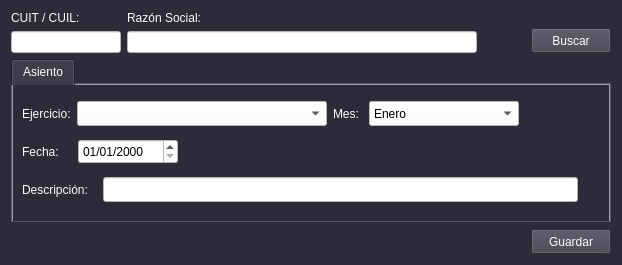
First picture: the form in form_asiento.ui, repository lriccombene/sgc1, before the edit.
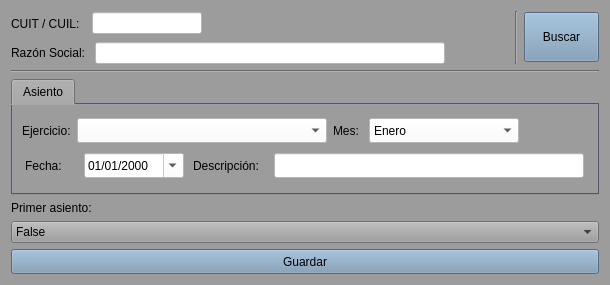
Second picture: the form after the edit.

The edit to the form file:
```diff
--- a/form_asiento.ui
+++ b/form_asiento.ui
@@ -6,33 +6,73 @@
    <rect>
     <x>0</x>
     <y>0</y>
-    <width>622</width>
-    <height>265</height>
+    <width>610</width>
+    <height>285</height>
    </rect>
   </property>
+  <property name="minimumSize">
+   <size>
+    <width>610</width>
+    <height>265</height>
+   </size>
+  </property>
+  <property name="maximumSize">
+   <size>
+    <width>610</width>
+    <height>285</height>
+   </size>
+  </property>
   <property name="windowTitle">
    <string>Asiento</string>
   </property>
   <property name="styleSheet">
-   <string notr="true">color: rgb(3, 3, 3);
-background-color: rgb(44, 43, 58);
-font: 10pt &quot;Liberation Sans&quot;;
-color: rgb(252, 252, 252);
-selection-background-color: rgb(155, 155, 185);</string>
+   <string notr="true">font: 10pt &quot;Liberation Sans&quot;;
+color: rgb(0, 0, 0);
+background-color: rgb(156, 156, 156);
+selection-background-color: rgb(164, 190, 221);
+selection-color: rgb(0, 0, 0);</string>
   </property>
   <layout class="QGridLayout" name="gridLayout_2">
-   <item row="0" column="0">
-    <layout class="QHBoxLayout" name="horizontalLayout_15">
+   <item row="4" column="0">
+    <widget class="QComboBox" name="cbx_primer_asiento">
      <item>
-      <layout class="QVBoxLayout" name="verticalLayout_2">
+      <property name="text">
+       <string>False</string>
+      </property>
+     </item>
        <item>
+      <property name="text">
+       <string>True</string>
+      </property>
+     </item>
+    </widget>
+   </item>
+   <item row="0" column="0">
+    <layout class="QHBoxLayout" name="horizontalLayout_9">
+     <item>
+      <layout class="QGridLayout" name="gridLayout_3">
+       <item row="0" column="0">
+        <layout class="QGridLayout" name="gridLayout_4">
+         <item row="0" column="0">
         <widget class="QLabel" name="label_15">
+           <property name="minimumSize">
+            <size>
+             <width>75</width>
+             <height>25</height>
+            </size>
+           </property>
+           <property name="maximumSize">
+            <size>
+             <width>75</width>
+             <height>16777215</height>
+            </size>
+           </property>
          <property name="text">
           <string>CUIT / CUIL: </string>
          </property>
         </widget>
        </item>
-       <item>
+         <item row="0" column="1">
         <widget class="QLineEdit" name="lne_cuit">
          <property name="minimumSize">
           <size>
@@ -55,12 +95,200 @@
          </property>
         </widget>
        </item>
-      </layout>
-     </item>
-     <item>
-      <layout class="QVBoxLayout" name="verticalLayout_3">
-       <item>
+         <item row="0" column="2">
+          <spacer name="horizontalSpacer_18">
+           <property name="orientation">
+            <enum>Qt::Horizontal</enum>
+           </property>
+           <property name="sizeHint" stdset="0">
+            <size>
+             <width>40</width>
+             <height>20</height>
+            </size>
+           </property>
+          </spacer>
+         </item>
+         <item row="0" column="3">
+          <spacer name="horizontalSpacer_5">
+           <property name="orientation">
+            <enum>Qt::Horizontal</enum>
+           </property>
+           <property name="sizeHint" stdset="0">
+            <size>
+             <width>40</width>
+             <height>20</height>
+            </size>
+           </property>
+          </spacer>
+         </item>
+         <item row="0" column="4">
+          <spacer name="horizontalSpacer_17">
+           <property name="orientation">
+            <enum>Qt::Horizontal</enum>
+           </property>
+           <property name="sizeHint" stdset="0">
+            <size>
+             <width>40</width>
+             <height>20</height>
+            </size>
+           </property>
+          </spacer>
+         </item>
+         <item row="0" column="5">
+          <spacer name="horizontalSpacer_16">
+           <property name="orientation">
+            <enum>Qt::Horizontal</enum>
+           </property>
+           <property name="sizeHint" stdset="0">
+            <size>
+             <width>40</width>
+             <height>20</height>
+            </size>
+           </property>
+          </spacer>
+         </item>
+         <item row="0" column="6">
+          <spacer name="horizontalSpacer_10">
+           <property name="orientation">
+            <enum>Qt::Horizontal</enum>
+           </property>
+           <property name="sizeHint" stdset="0">
+            <size>
+             <width>40</width>
+             <height>20</height>
+            </size>
+           </property>
+          </spacer>
+         </item>
+         <item row="0" column="7">
+          <spacer name="horizontalSpacer_15">
+           <property name="orientation">
+            <enum>Qt::Horizontal</enum>
+           </property>
+           <property name="sizeHint" stdset="0">
+            <size>
+             <width>40</width>
+             <height>20</height>
+            </size>
+           </property>
+          </spacer>
+         </item>
+         <item row="0" column="8">
+          <spacer name="horizontalSpacer_13">
+           <property name="orientation">
+            <enum>Qt::Horizontal</enum>
+           </property>
+           <property name="sizeHint" stdset="0">
+            <size>
+             <width>40</width>
+             <height>20</height>
+            </size>
+           </property>
+          </spacer>
+         </item>
+         <item row="0" column="9">
+          <spacer name="horizontalSpacer_11">
+           <property name="orientation">
+            <enum>Qt::Horizontal</enum>
+           </property>
+           <property name="sizeHint" stdset="0">
+            <size>
+             <width>40</width>
+             <height>20</height>
+            </size>
+           </property>
+          </spacer>
+         </item>
+         <item row="0" column="10">
+          <spacer name="horizontalSpacer_14">
+           <property name="orientation">
+            <enum>Qt::Horizontal</enum>
+           </property>
+           <property name="sizeHint" stdset="0">
+            <size>
+             <width>40</width>
+             <height>20</height>
+            </size>
+           </property>
+          </spacer>
+         </item>
+         <item row="0" column="11">
+          <spacer name="horizontalSpacer_12">
+           <property name="orientation">
+            <enum>Qt::Horizontal</enum>
+           </property>
+           <property name="sizeHint" stdset="0">
+            <size>
+             <width>40</width>
+             <height>20</height>
+            </size>
+           </property>
+          </spacer>
+         </item>
+         <item row="0" column="12">
+          <spacer name="horizontalSpacer_9">
+           <property name="orientation">
+            <enum>Qt::Horizontal</enum>
+           </property>
+           <property name="sizeHint" stdset="0">
+            <size>
+             <width>40</width>
+             <height>20</height>
+            </size>
+           </property>
+          </spacer>
+         </item>
+         <item row="0" column="13">
+          <spacer name="horizontalSpacer_8">
+           <property name="orientation">
+            <enum>Qt::Horizontal</enum>
+           </property>
+           <property name="sizeHint" stdset="0">
+            <size>
+             <width>40</width>
+             <height>20</height>
+            </size>
+           </property>
+          </spacer>
+         </item>
+         <item row="0" column="14">
+          <spacer name="horizontalSpacer_4">
+           <property name="orientation">
+            <enum>Qt::Horizontal</enum>
+           </property>
+           <property name="sizeHint" stdset="0">
+            <size>
+             <width>40</width>
+             <height>20</height>
+            </size>
+           </property>
+          </spacer>
+         </item>
+         <item row="0" column="15">
+          <spacer name="horizontalSpacer_2">
+           <property name="orientation">
+            <enum>Qt::Horizontal</enum>
+           </property>
+           <property name="sizeHint" stdset="0">
+            <size>
+             <width>40</width>
+             <height>20</height>
+            </size>
+           </property>
+          </spacer>
+         </item>
+        </layout>
+       </item>
+       <item row="1" column="0">
+        <layout class="QHBoxLayout" name="horizontalLayout_8">
+         <item alignment="Qt::AlignLeft">
         <widget class="QLabel" name="label_16">
+           <property name="maximumSize">
+            <size>
+             <width>85</width>
+             <height>16777215</height>
+            </size>
+           </property>
          <property name="text">
           <string>Razón Social: </string>
          </property>
@@ -86,10 +314,21 @@
          </property>
         </widget>
        </item>
-      </layout>
+         <item>
+          <spacer name="horizontalSpacer_6">
+           <property name="orientation">
+            <enum>Qt::Horizontal</enum>
+           </property>
+           <property name="sizeHint" stdset="0">
+            <size>
+             <width>40</width>
+             <height>20</height>
+            </size>
+           </property>
+          </spacer>
      </item>
      <item>
-      <spacer name="horizontalSpacer">
+          <spacer name="horizontalSpacer_3">
        <property name="orientation">
         <enum>Qt::Horizontal</enum>
        </property>
@@ -101,22 +340,33 @@
        </property>
       </spacer>
      </item>
-     <item alignment="Qt::AlignBottom">
+        </layout>
+       </item>
+      </layout>
+     </item>
+     <item>
+      <widget class="Line" name="line_2">
+       <property name="orientation">
+        <enum>Qt::Vertical</enum>
+       </property>
+      </widget>
+     </item>
+     <item>
       <widget class="QPushButton" name="btn_buscar">
        <property name="minimumSize">
         <size>
-         <width>0</width>
-         <height>25</height>
+         <width>75</width>
+         <height>50</height>
         </size>
        </property>
        <property name="maximumSize">
         <size>
-         <width>16777215</width>
-         <height>25</height>
+         <width>75</width>
+         <height>50</height>
         </size>
        </property>
        <property name="styleSheet">
-        <string notr="true">background-color: rgb(64, 63, 78);</string>
+        <string notr="true">background-color: rgb(119, 149, 177);</string>
        </property>
        <property name="text">
         <string>Buscar</string>
@@ -126,6 +376,35 @@
     </layout>
    </item>
    <item row="1" column="0">
+    <widget class="Line" name="line">
+     <property name="orientation">
+      <enum>Qt::Horizontal</enum>
+     </property>
+    </widget>
+   </item>
+   <item row="5" column="0">
+    <widget class="QPushButton" name="btn_guardar">
+     <property name="minimumSize">
+      <size>
+       <width>0</width>
+       <height>25</height>
+      </size>
+     </property>
+     <property name="maximumSize">
+      <size>
+       <width>16777215</width>
+       <height>25</height>
+      </size>
+     </property>
+     <property name="styleSheet">
+      <string notr="true">background-color: rgb(119, 149, 177);</string>
+     </property>
+     <property name="text">
+      <string>Guardar</string>
+     </property>
+    </widget>
+   </item>
+   <item row="2" column="0">
     <widget class="QTabWidget" name="tabWidget">
      <property name="styleSheet">
       <string notr="true">QTabWidget{
@@ -149,7 +428,9 @@
       </attribute>
       <layout class="QGridLayout" name="gridLayout">
        <item row="0" column="0">
-        <layout class="QHBoxLayout" name="horizontalLayout_3">
+        <layout class="QHBoxLayout" name="horizontalLayout_6">
+         <item>
+          <layout class="QHBoxLayout" name="horizontalLayout_2">
          <item>
           <widget class="QLabel" name="label_3">
            <property name="text">
@@ -179,8 +460,8 @@
          </item>
         </layout>
        </item>
-       <item row="0" column="1">
-        <layout class="QHBoxLayout" name="horizontalLayout_4">
+         <item>
+          <layout class="QHBoxLayout" name="horizontalLayout_5">
          <item>
           <widget class="QLabel" name="label_4">
            <property name="text">
@@ -269,7 +550,7 @@
           </widget>
          </item>
          <item>
-          <spacer name="horizontalSpacer_2">
+            <spacer name="horizontalSpacer">
            <property name="orientation">
             <enum>Qt::Horizontal</enum>
            </property>
@@ -283,19 +564,23 @@
          </item>
         </layout>
        </item>
+        </layout>
+       </item>
        <item row="1" column="0">
-        <layout class="QHBoxLayout" name="horizontalLayout_5">
+        <layout class="QHBoxLayout" name="horizontalLayout_7">
+         <item>
+          <layout class="QHBoxLayout" name="horizontalLayout_4">
          <item>
           <widget class="QLabel" name="label_5">
            <property name="minimumSize">
             <size>
-             <width>50</width>
+               <width>53</width>
              <height>25</height>
             </size>
            </property>
            <property name="maximumSize">
             <size>
-             <width>50</width>
+               <width>53</width>
              <height>25</height>
             </size>
            </property>
@@ -325,51 +610,15 @@
            <property name="displayFormat">
             <string>dd/MM/yyyy</string>
            </property>
-          </widget>
-         </item>
-         <item>
-          <spacer name="horizontalSpacer_5">
-           <property name="orientation">
-            <enum>Qt::Horizontal</enum>
-           </property>
-           <property name="sizeHint" stdset="0">
-            <size>
-             <width>40</width>
-             <height>20</height>
-            </size>
-           </property>
-          </spacer>
-         </item>
-         <item>
-          <spacer name="horizontalSpacer_4">
-           <property name="orientation">
-            <enum>Qt::Horizontal</enum>
-           </property>
-           <property name="sizeHint" stdset="0">
-            <size>
-             <width>40</width>
-             <height>20</height>
-            </size>
-           </property>
-          </spacer>
-         </item>
-         <item>
-          <spacer name="horizontalSpacer_3">
-           <property name="orientation">
-            <enum>Qt::Horizontal</enum>
-           </property>
-           <property name="sizeHint" stdset="0">
-            <size>
-             <width>40</width>
-             <height>20</height>
-            </size>
-           </property>
-          </spacer>
-         </item>
-        </layout>
-       </item>
-       <item row="2" column="0" colspan="2">
-        <layout class="QHBoxLayout" name="horizontalLayout_2">
+             <property name="calendarPopup">
+              <bool>true</bool>
+             </property>
+            </widget>
+           </item>
+          </layout>
+         </item>
+         <item>
+          <layout class="QHBoxLayout" name="horizontalLayout_3">
          <item>
           <widget class="QLabel" name="label_2">
            <property name="minimumSize">
@@ -393,13 +642,13 @@
           <widget class="QLineEdit" name="lne_descripcion">
            <property name="minimumSize">
             <size>
-             <width>475</width>
+               <width>310</width>
              <height>25</height>
             </size>
            </property>
            <property name="maximumSize">
             <size>
-             <width>475</width>
+               <width>310</width>
              <height>25</height>
             </size>
            </property>
@@ -408,18 +657,7 @@
            </property>
           </widget>
          </item>
-         <item>
-          <spacer name="horizontalSpacer_6">
-           <property name="orientation">
-            <enum>Qt::Horizontal</enum>
-           </property>
-           <property name="sizeHint" stdset="0">
-            <size>
-             <width>40</width>
-             <height>20</height>
-            </size>
-           </property>
-          </spacer>
+          </layout>
          </item>
         </layout>
        </item>
@@ -427,25 +665,10 @@
      </widget>
     </widget>
    </item>
-   <item row="2" column="0" alignment="Qt::AlignRight">
-    <widget class="QPushButton" name="btn_guardar">
-     <property name="minimumSize">
-      <size>
-       <width>0</width>
-       <height>25</height>
-      </size>
-     </property>
-     <property name="maximumSize">
-      <size>
-       <width>16777215</width>
-       <height>25</height>
-      </size>
-     </property>
-     <property name="styleSheet">
-      <string notr="true">background-color: rgb(64, 63, 78);</string>
-     </property>
+   <item row="3" column="0">
+    <widget class="QLabel" name="label">
      <property name="text">
-      <string>Guardar</string>
+      <string>Primer asiento: </string>
      </property>
     </widget>
    </item>
```
Left out of the diff: 4 changed lines with no effect on the pictures. Lines whose indentation alone changed are shown as unchanged.
